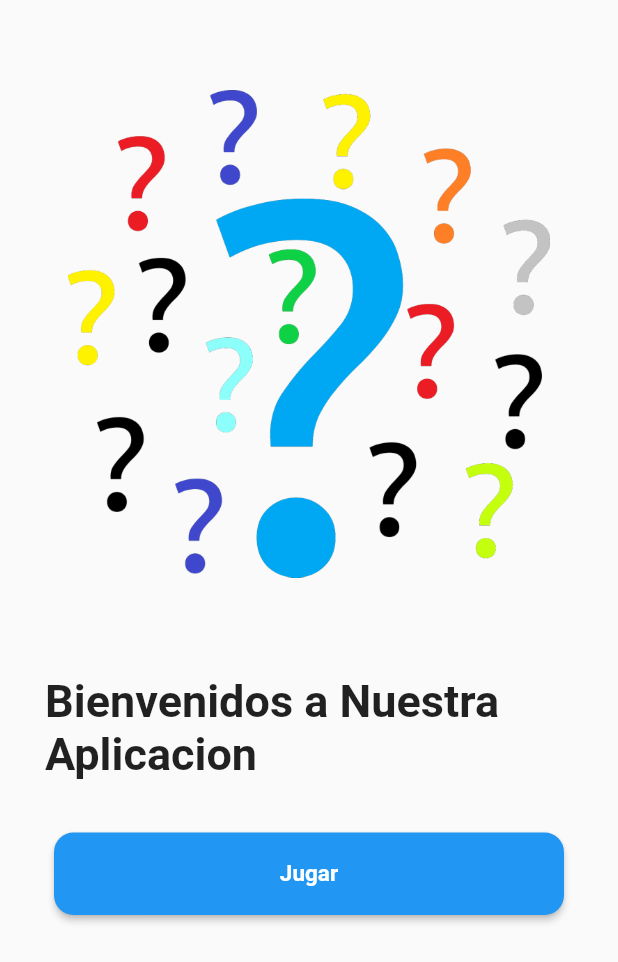
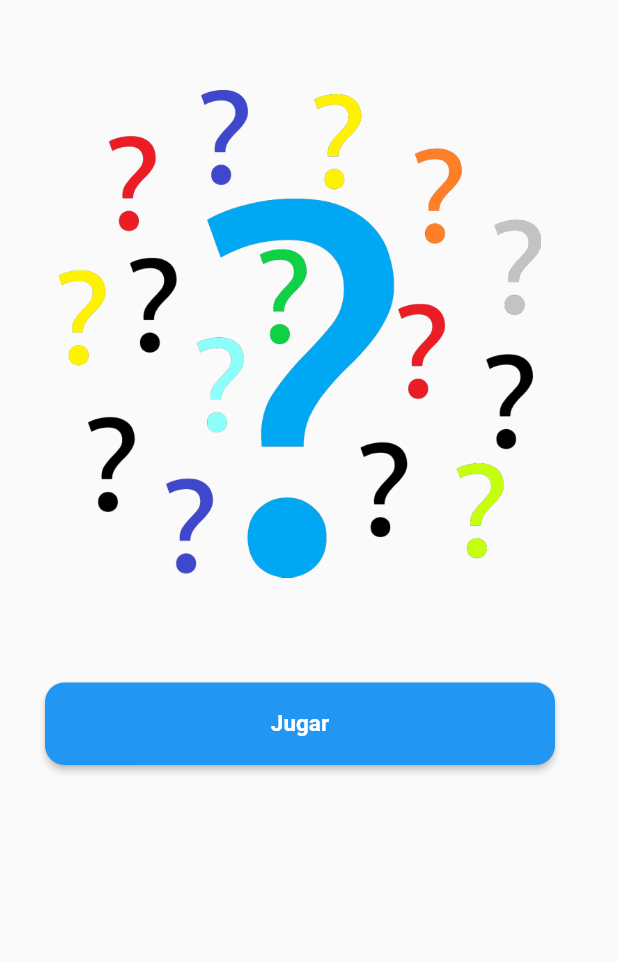
Before and after one commit to EdgarChamorro19/ProyectoSistemasDistribuidos, a Flutter app: the Principal screen opened directly, on a phone screen of 412 x 824 dp. Shown: the top 962 px of the screen. Run offline on Flutter 3.47's test engine with Material 2 defaults, Android fonts, the phone set to English and light mode, and no system bars.

```diff
--- a/lib/Pagina1.dart
+++ b/lib/Pagina1.dart
@@ -35,12 +35,6 @@ class _PrincipalState extends State<Principal> {
               ),
             ),
             Container(
-              margin: EdgeInsets.symmetric(horizontal: 30,vertical: 15),
-              child: Text("Bienvenidos a Nuestra Aplicacion",
-                      style: TextStyle(fontWeight: FontWeight.bold, fontSize:30)
-                      ),
-            ),
-            Container(
               margin: EdgeInsets.symmetric(horizontal: 30,vertical: 20),
               child: ElevatedButton(
                 style: ElevatedButton.styleFrom(
```
Also changed, not shown: lib/Pagina2.dart (added).
